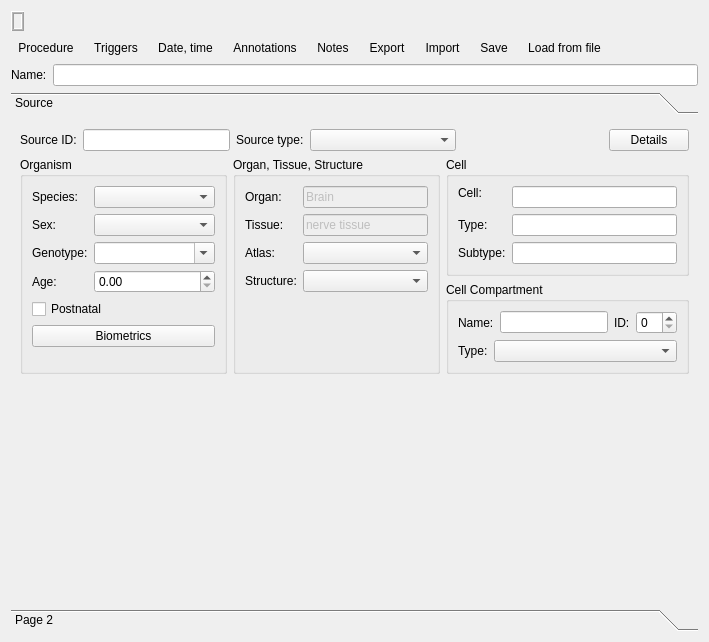
The window that src/scipyen/gui/widgets/metadatawidget_new_26b13.ui (ctigaret/scipyen) describes before a commit, drawn with Qt 5.
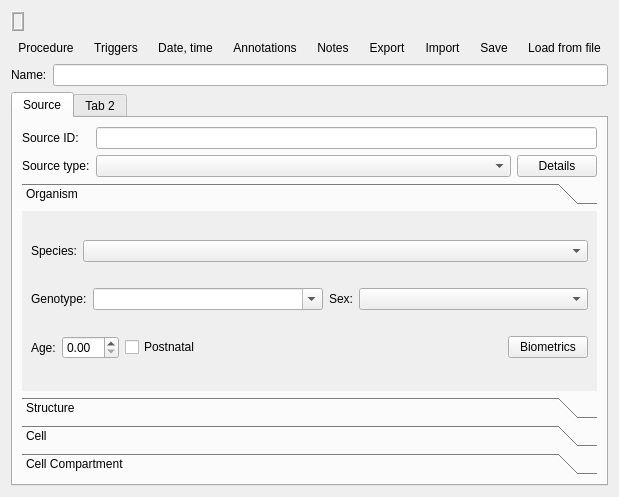
The same window after the commit. Icons and pictures are not drawn. Custom widgets are drawn as their Qt base class.

The edit to the form file:
```diff
--- a/src/scipyen/gui/widgets/metadatawidget_new_26b13.ui
+++ b/src/scipyen/gui/widgets/metadatawidget_new_26b13.ui
@@ -6,8 +6,8 @@
    <rect>
     <x>0</x>
     <y>0</y>
-    <width>709</width>
-    <height>642</height>
+    <width>443</width>
+    <height>497</height>
    </rect>
   </property>
   <property name="windowTitle">
@@ -22,7 +22,7 @@
   <property name="whatsThis">
    <string>Data name</string>
   </property>
-  <layout class="QGridLayout" name="gridLayout">
+  <layout class="QGridLayout" name="gridLayout_2">
    <item row="0" column="0">
     <layout class="QHBoxLayout" name="horizontalLayout_4">
      <item>
@@ -323,26 +323,13 @@
     </layout>
    </item>
    <item row="3" column="0">
-    <widget class="QToolBox" name="toolBox">
-     <property name="currentIndex">
-      <number>0</number>
-     </property>
-     <widget class="QWidget" name="sourcePage">
-      <property name="geometry">
-       <rect>
-        <x>0</x>
-        <y>0</y>
-        <width>697</width>
-        <height>470</height>
-       </rect>
-      </property>
-      <attribute name="label">
+    <widget class="QTabWidget" name="tabWidget">
+     <widget class="QWidget" name="tab">
+      <attribute name="title">
        <string>Source</string>
       </attribute>
-      <layout class="QGridLayout" name="gridLayout_2">
+      <layout class="QGridLayout" name="gridLayout">
        <item row="0" column="0">
-        <layout class="QHBoxLayout" name="horizontalLayout">
-         <item>
           <widget class="QLabel" name="sourceIDLabel">
            <property name="sizePolicy">
             <sizepolicy hsizetype="Preferred" vsizetype="Preferred">
@@ -367,7 +354,7 @@
            </property>
           </widget>
          </item>
-         <item>
+       <item row="0" column="1" colspan="2">
           <widget class="QLineEdit" name="sourceIDLineEdit">
            <property name="sizePolicy">
             <sizepolicy hsizetype="MinimumExpanding" vsizetype="Fixed">
@@ -389,7 +376,7 @@
            </property>
           </widget>
          </item>
-         <item>
+       <item row="1" column="0">
           <widget class="QLabel" name="label_2">
            <property name="text">
             <string>Source type:</string>
@@ -399,7 +386,7 @@
            </property>
           </widget>
          </item>
-         <item>
+       <item row="1" column="1">
           <widget class="QComboBox" name="sourceTypeComboBox">
            <property name="sizePolicy">
             <sizepolicy hsizetype="MinimumExpanding" vsizetype="Fixed">
@@ -409,20 +396,7 @@
            </property>
           </widget>
          </item>
-         <item>
-          <spacer name="horizontalSpacer_3">
-           <property name="orientation">
-            <enum>Qt::Orientation::Horizontal</enum>
-           </property>
-           <property name="sizeHint" stdset="0">
-            <size>
-             <width>40</width>
-             <height>20</height>
-            </size>
-           </property>
-          </spacer>
-         </item>
-         <item>
+       <item row="1" column="2">
           <widget class="QPushButton" name="sourceDetailsPushbutton">
            <property name="text">
             <string>Details</string>
@@ -432,17 +406,27 @@
            </property>
           </widget>
          </item>
-        </layout>
-       </item>
-       <item row="1" column="0">
-        <layout class="QHBoxLayout" name="horizontalLayout_7">
-         <item>
-          <widget class="QGroupBox" name="organismGroupBox">
-           <property name="title">
+       <item row="2" column="0" colspan="3">
+        <widget class="QToolBox" name="toolBox">
+         <property name="currentIndex">
+          <number>0</number>
+         </property>
+         <widget class="QWidget" name="page">
+          <property name="geometry">
+           <rect>
+            <x>0</x>
+            <y>0</y>
+            <width>413</width>
+            <height>147</height>
+           </rect>
+          </property>
+          <attribute name="label">
             <string>Organism</string>
-           </property>
-           <layout class="QFormLayout" name="formLayout">
+          </attribute>
+          <layout class="QGridLayout" name="gridLayout_3">
             <item row="0" column="0">
+            <layout class="QHBoxLayout" name="horizontalLayout_3">
+             <item>
              <widget class="QLabel" name="label">
               <property name="text">
                <string>Species:</string>
@@ -452,7 +436,7 @@
               </property>
              </widget>
             </item>
-            <item row="0" column="1">
+             <item>
              <widget class="QComboBox" name="speciesComboBox">
               <property name="sizePolicy">
                <sizepolicy hsizetype="MinimumExpanding" vsizetype="Fixed">
@@ -462,7 +446,58 @@
               </property>
              </widget>
             </item>
+            </layout>
+           </item>
             <item row="1" column="0">
+            <layout class="QHBoxLayout" name="horizontalLayout">
+             <item>
+              <widget class="QLabel" name="genotypeLabel">
+               <property name="sizePolicy">
+                <sizepolicy hsizetype="Minimum" vsizetype="Preferred">
+                 <horstretch>0</horstretch>
+                 <verstretch>0</verstretch>
+                </sizepolicy>
+               </property>
+               <property name="text">
+                <string>Genotype:</string>
+               </property>
+               <property name="buddy">
+                <cstring>genotypeComboBox</cstring>
+               </property>
+              </widget>
+             </item>
+             <item>
+              <widget class="QComboBox" name="genotypeComboBox">
+               <property name="sizePolicy">
+                <sizepolicy hsizetype="MinimumExpanding" vsizetype="Fixed">
+                 <horstretch>0</horstretch>
+                 <verstretch>0</verstretch>
+                </sizepolicy>
+               </property>
+               <property name="minimumSize">
+                <size>
+                 <width>80</width>
+                 <height>0</height>
+                </size>
+               </property>
+               <property name="toolTip">
+                <string>Genotype</string>
+               </property>
+               <property name="statusTip">
+                <string>Genotype</string>
+               </property>
+               <property name="whatsThis">
+                <string>Genotype</string>
+               </property>
+               <property name="editable">
+                <bool>true</bool>
+               </property>
+               <property name="maxVisibleItems">
+                <number>50</number>
+               </property>
+              </widget>
+             </item>
+             <item>
              <widget class="QLabel" name="sexLabel">
               <property name="sizePolicy">
                <sizepolicy hsizetype="Minimum" vsizetype="Preferred">
@@ -478,7 +513,7 @@
               </property>
              </widget>
             </item>
-            <item row="1" column="1">
+             <item>
              <widget class="QComboBox" name="sexComboBox">
               <property name="sizePolicy">
                <sizepolicy hsizetype="MinimumExpanding" vsizetype="Fixed">
@@ -518,54 +553,11 @@
               </property>
              </widget>
             </item>
+            </layout>
+           </item>
             <item row="2" column="0">
-             <widget class="QLabel" name="genotypeLabel">
-              <property name="sizePolicy">
-               <sizepolicy hsizetype="Minimum" vsizetype="Preferred">
-                <horstretch>0</horstretch>
-                <verstretch>0</verstretch>
-               </sizepolicy>
-              </property>
-              <property name="text">
-               <string>Genotype:</string>
-              </property>
-              <property name="buddy">
-               <cstring>genotypeComboBox</cstring>
-              </property>
-             </widget>
-            </item>
-            <item row="2" column="1">
-             <widget class="QComboBox" name="genotypeComboBox">
-              <property name="sizePolicy">
-               <sizepolicy hsizetype="MinimumExpanding" vsizetype="Fixed">
-                <horstretch>0</horstretch>
-                <verstretch>0</verstretch>
-               </sizepolicy>
-              </property>
-              <property name="minimumSize">
-               <size>
-                <width>80</width>
-                <height>0</height>
-               </size>
-              </property>
-              <property name="toolTip">
-               <string>Genotype</string>
-              </property>
-              <property name="statusTip">
-               <string>Genotype</string>
-              </property>
-              <property name="whatsThis">
-               <string>Genotype</string>
-              </property>
-              <property name="editable">
-               <bool>true</bool>
-              </property>
-              <property name="maxVisibleItems">
-               <number>50</number>
-              </property>
-             </widget>
-            </item>
-            <item row="3" column="0">
+            <layout class="QHBoxLayout" name="horizontalLayout_2">
+             <item>
              <widget class="QLabel" name="ageLabel">
               <property name="text">
                <string>Age:</string>
@@ -575,17 +567,30 @@
               </property>
              </widget>
             </item>
-            <item row="3" column="1">
+             <item>
              <widget class="QuantitySpinBox" name="ageSpinBox"/>
             </item>
-            <item row="4" column="0" colspan="2">
+             <item>
              <widget class="QCheckBox" name="postNatalCheckBox">
               <property name="text">
                <string>Postnatal</string>
               </property>
              </widget>
             </item>
-            <item row="5" column="0" colspan="2">
+             <item>
+              <spacer name="horizontalSpacer_3">
+               <property name="orientation">
+                <enum>Qt::Orientation::Horizontal</enum>
+               </property>
+               <property name="sizeHint" stdset="0">
+                <size>
+                 <width>40</width>
+                 <height>20</height>
+                </size>
+               </property>
+              </spacer>
+             </item>
+             <item>
              <widget class="QPushButton" name="biometricsPushButton">
               <property name="toolTip">
                <string>Additional biometrics</string>
@@ -605,55 +610,23 @@
              </widget>
             </item>
            </layout>
-          </widget>
-         </item>
-         <item>
-          <widget class="QGroupBox" name="organTissueStructureGroupBox">
-           <property name="title">
-            <string>Organ, Tissue, Structure</string>
-           </property>
-           <layout class="QFormLayout" name="formLayout_5">
+           </item>
+          </layout>
+         </widget>
+         <widget class="QWidget" name="page_2">
+          <property name="geometry">
+           <rect>
+            <x>0</x>
+            <y>0</y>
+            <width>413</width>
+            <height>147</height>
+           </rect>
+          </property>
+          <attribute name="label">
+           <string>Structure</string>
+          </attribute>
+          <layout class="QFormLayout" name="formLayout_3">
             <item row="0" column="0">
-             <widget class="QLabel" name="label_7">
-              <property name="text">
-               <string>Organ:</string>
-              </property>
-              <property name="buddy">
-               <cstring>organNameLineEdit</cstring>
-              </property>
-             </widget>
-            </item>
-            <item row="0" column="1">
-             <widget class="QLineEdit" name="organNameLineEdit">
-              <property name="enabled">
-               <bool>false</bool>
-              </property>
-              <property name="text">
-               <string>Brain</string>
-              </property>
-             </widget>
-            </item>
-            <item row="1" column="0">
-             <widget class="QLabel" name="label_6">
-              <property name="text">
-               <string>Tissue:</string>
-              </property>
-              <property name="buddy">
-               <cstring>tissueNameLineEdit</cstring>
-              </property>
-             </widget>
-            </item>
-            <item row="1" column="1">
-             <widget class="QLineEdit" name="tissueNameLineEdit">
-              <property name="enabled">
-               <bool>false</bool>
-              </property>
-              <property name="text">
-               <string>nerve tissue</string>
-              </property>
-             </widget>
-            </item>
-            <item row="2" column="0">
              <widget class="QLabel" name="label_9">
               <property name="text">
                <string>Atlas:</string>
@@ -663,7 +636,7 @@
               </property>
              </widget>
             </item>
-            <item row="2" column="1">
+           <item row="0" column="1">
              <widget class="QComboBox" name="atlasesComboBox">
               <property name="sizePolicy">
                <sizepolicy hsizetype="MinimumExpanding" vsizetype="Fixed">
@@ -673,7 +646,7 @@
               </property>
              </widget>
             </item>
-            <item row="3" column="0">
+           <item row="1" column="0">
              <widget class="QLabel" name="label_8">
               <property name="text">
                <string>Structure:</string>
@@ -683,7 +656,7 @@
               </property>
              </widget>
             </item>
-            <item row="3" column="1">
+           <item row="1" column="1">
              <widget class="QComboBox" name="structuresComboBox">
               <property name="sizePolicy">
                <sizepolicy hsizetype="MinimumExpanding" vsizetype="Fixed">
@@ -695,14 +668,10 @@
             </item>
            </layout>
           </widget>
-         </item>
-         <item>
-          <layout class="QVBoxLayout" name="verticalLayout_2">
-           <item>
-            <widget class="QGroupBox" name="cellGroupBox">
-             <property name="title">
+         <widget class="QWidget" name="page_3">
+          <attribute name="label">
               <string>Cell</string>
-             </property>
+          </attribute>
              <layout class="QFormLayout" name="formLayout_2">
               <item row="0" column="0">
                <widget class="QLabel" name="cellIDLabel">
@@ -779,16 +748,38 @@
               </item>
              </layout>
             </widget>
-           </item>
-           <item>
-            <widget class="QGroupBox" name="cellCompartmentGroupBox">
-             <property name="title">
+         <widget class="QWidget" name="page_4">
+          <attribute name="label">
               <string>Cell Compartment</string>
+          </attribute>
+          <layout class="QFormLayout" name="formLayout">
+           <item row="0" column="0">
+            <widget class="QLabel" name="compartmentTypeLabel">
+             <property name="sizePolicy">
+              <sizepolicy hsizetype="Preferred" vsizetype="Fixed">
+               <horstretch>0</horstretch>
+               <verstretch>0</verstretch>
+              </sizepolicy>
              </property>
-             <layout class="QVBoxLayout" name="verticalLayout">
-              <item>
-               <layout class="QHBoxLayout" name="horizontalLayout_2">
-                <item>
+             <property name="text">
+              <string>Type:</string>
+             </property>
+             <property name="buddy">
+              <cstring>cellCompartmentTypeCombo</cstring>
+             </property>
+            </widget>
+           </item>
+           <item row="0" column="1">
+            <widget class="QComboBox" name="cellCompartmentTypeCombo">
+             <property name="sizePolicy">
+              <sizepolicy hsizetype="MinimumExpanding" vsizetype="Fixed">
+               <horstretch>0</horstretch>
+               <verstretch>0</verstretch>
+              </sizepolicy>
+             </property>
+            </widget>
+           </item>
+           <item row="1" column="0">
                  <widget class="QLabel" name="label_3">
                   <property name="text">
                    <string>Name:</string>
@@ -798,10 +789,10 @@
                   </property>
                  </widget>
                 </item>
-                <item>
+           <item row="1" column="1">
                  <widget class="QLineEdit" name="compartmentNameLineEdit"/>
                 </item>
-                <item>
+           <item row="2" column="0">
                  <widget class="QLabel" name="compartmentIDLabel">
                   <property name="text">
                    <string>ID:</string>
@@ -811,74 +802,18 @@
                   </property>
                  </widget>
                 </item>
-                <item>
+           <item row="2" column="1">
                  <widget class="QSpinBox" name="compartmentIDSpinBox"/>
                 </item>
                </layout>
-              </item>
-              <item>
-               <layout class="QHBoxLayout" name="horizontalLayout_3">
-                <item>
-                 <widget class="QLabel" name="compartmentTypeLabel">
-                  <property name="sizePolicy">
-                   <sizepolicy hsizetype="Preferred" vsizetype="Fixed">
-                    <horstretch>0</horstretch>
-                    <verstretch>0</verstretch>
-                   </sizepolicy>
-                  </property>
-                  <property name="text">
-                   <string>Type:</string>
-                  </property>
-                  <property name="buddy">
-                   <cstring>cellCompartmentTypeCombo</cstring>
-                  </property>
-                 </widget>
-                </item>
-                <item>
-                 <widget class="QComboBox" name="cellCompartmentTypeCombo">
-                  <property name="sizePolicy">
-                   <sizepolicy hsizetype="MinimumExpanding" vsizetype="Fixed">
-                    <horstretch>0</horstretch>
-                    <verstretch>0</verstretch>
-                   </sizepolicy>
-                  </property>
+         </widget>
                  </widget>
                 </item>
                </layout>
-              </item>
-             </layout>
-            </widget>
-           </item>
-          </layout>
-         </item>
-        </layout>
-       </item>
-       <item row="2" column="0">
-        <spacer name="verticalSpacer">
-         <property name="orientation">
-          <enum>Qt::Orientation::Vertical</enum>
-         </property>
-         <property name="sizeHint" stdset="0">
-          <size>
-           <width>20</width>
-           <height>121</height>
-          </size>
-         </property>
-        </spacer>
-       </item>
-      </layout>
-     </widget>
-     <widget class="QWidget" name="page_2">
-      <property name="geometry">
-       <rect>
-        <x>0</x>
-        <y>0</y>
-        <width>1196</width>
-        <height>811</height>
-       </rect>
-      </property>
-      <attribute name="label">
-       <string>Page 2</string>
+     </widget>
+     <widget class="QWidget" name="tab_2">
+      <attribute name="title">
+       <string>Tab 2</string>
       </attribute>
      </widget>
     </widget>
```
Lines whose indentation alone changed are shown as unchanged.
